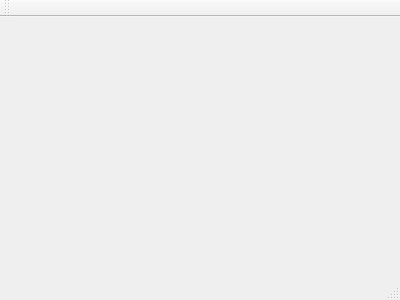
Before: the Qt Designer form mainwindow.ui in lsy1599/filetransfer, drawn with Qt 5.
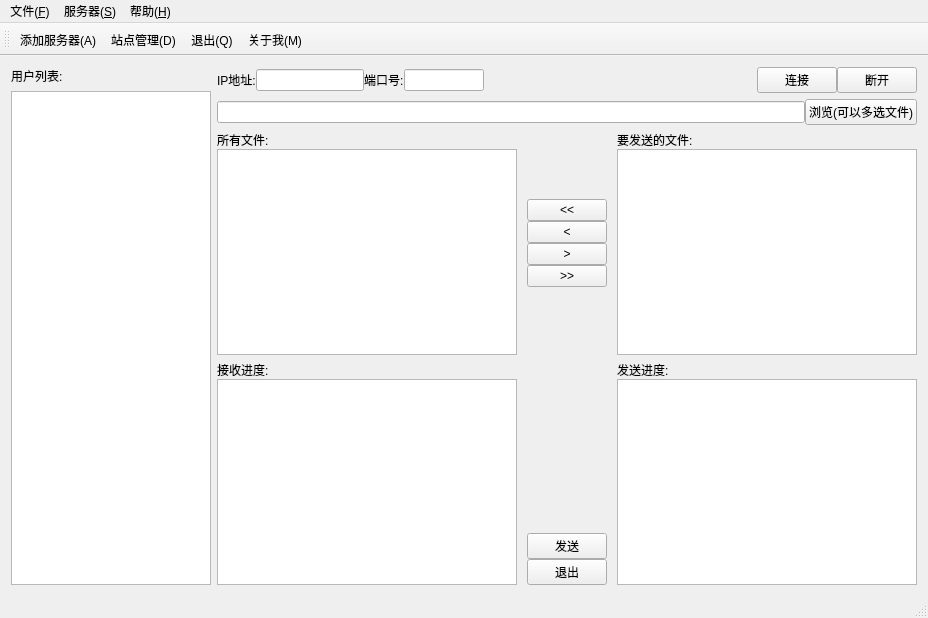
After: the same form once the commit is applied.

Commit message: 布局好了页面

Diff of the .ui file:
```diff
--- a/mainwindow.ui
+++ b/mainwindow.ui
@@ -1,24 +1,409 @@
 <ui version="4.0">
  <class>MainWindow</class>
- <widget class="QMainWindow" name="MainWindow" >
-  <property name="geometry" >
+ <widget class="QMainWindow" name="MainWindow">
+  <property name="geometry">
    <rect>
     <x>0</x>
     <y>0</y>
-    <width>400</width>
-    <height>300</height>
+    <width>928</width>
+    <height>618</height>
    </rect>
   </property>
   <property name="windowTitle" >
    <string>MainWindow</string>
   </property>
-  <widget class="QMenuBar" name="menuBar" />
-  <widget class="QToolBar" name="mainToolBar" />
-  <widget class="QWidget" name="centralWidget" />
-  <widget class="QStatusBar" name="statusBar" />
+  <widget class="QWidget" name="centralWidget">
+   <layout class="QGridLayout" name="gridLayout">
+    <item row="0" column="0">
+     <layout class="QHBoxLayout" name="horizontalLayout_5">
+      <item>
+       <layout class="QVBoxLayout" name="verticalLayout_7">
+        <item>
+         <widget class="QLabel" name="label_7">
+          <property name="text">
+           <string>用户列表:</string>
+          </property>
+         </widget>
+        </item>
+        <item>
+         <widget class="QListWidget" name="listWidget_userList">
+          <property name="sizePolicy">
+           <sizepolicy hsizetype="Maximum" vsizetype="Expanding">
+            <horstretch>0</horstretch>
+            <verstretch>0</verstretch>
+           </sizepolicy>
+          </property>
+          <property name="maximumSize">
+           <size>
+            <width>200</width>
+            <height>16777215</height>
+           </size>
+          </property>
+         </widget>
+        </item>
+       </layout>
+      </item>
+      <item>
+       <layout class="QVBoxLayout" name="verticalLayout_8">
+        <item>
+         <layout class="QHBoxLayout" name="horizontalLayout">
+          <property name="spacing">
+           <number>0</number>
+          </property>
+          <item>
+           <widget class="QLabel" name="label">
+            <property name="text">
+             <string>IP地址:</string>
+            </property>
+           </widget>
+          </item>
+          <item>
+           <widget class="QLineEdit" name="lineEdit_ipAddr">
+            <property name="sizePolicy">
+             <sizepolicy hsizetype="Maximum" vsizetype="Fixed">
+              <horstretch>0</horstretch>
+              <verstretch>0</verstretch>
+             </sizepolicy>
+            </property>
+            <property name="maximumSize">
+             <size>
+              <width>400</width>
+              <height>16777215</height>
+             </size>
+            </property>
+           </widget>
+          </item>
+          <item>
+           <widget class="QLabel" name="label_2">
+            <property name="text">
+             <string>端口号:</string>
+            </property>
+           </widget>
+          </item>
+          <item>
+           <widget class="QLineEdit" name="lineEdit_port">
+            <property name="sizePolicy">
+             <sizepolicy hsizetype="Maximum" vsizetype="Fixed">
+              <horstretch>0</horstretch>
+              <verstretch>0</verstretch>
+             </sizepolicy>
+            </property>
+            <property name="minimumSize">
+             <size>
+              <width>0</width>
+              <height>0</height>
+             </size>
+            </property>
+            <property name="maximumSize">
+             <size>
+              <width>80</width>
+              <height>16777215</height>
+             </size>
+            </property>
+           </widget>
+          </item>
+          <item>
+           <spacer name="horizontalSpacer_3">
+            <property name="orientation">
+             <enum>Qt::Horizontal</enum>
+            </property>
+            <property name="sizeHint" stdset="0">
+             <size>
+              <width>40</width>
+              <height>20</height>
+             </size>
+            </property>
+           </spacer>
+          </item>
+          <item>
+           <widget class="QPushButton" name="pushButton_connect">
+            <property name="text">
+             <string>连接</string>
+            </property>
+           </widget>
+          </item>
+          <item>
+           <widget class="QPushButton" name="pushButton_disconnect">
+            <property name="text">
+             <string>断开</string>
+            </property>
+           </widget>
+          </item>
+         </layout>
+        </item>
+        <item>
+         <layout class="QHBoxLayout" name="horizontalLayout_4">
+          <property name="spacing">
+           <number>0</number>
+          </property>
+          <item>
+           <widget class="QLineEdit" name="lineEdit_3"/>
+          </item>
+          <item>
+           <widget class="QPushButton" name="pushButton_browse">
+            <property name="text">
+             <string>浏览(可以多选文件)</string>
+            </property>
+           </widget>
+          </item>
+         </layout>
+        </item>
+        <item>
+         <layout class="QHBoxLayout" name="horizontalLayout_2">
+          <property name="spacing">
+           <number>10</number>
+          </property>
+          <item>
+           <layout class="QVBoxLayout" name="verticalLayout_2">
+            <property name="spacing">
+             <number>0</number>
+            </property>
+            <item>
+             <widget class="QLabel" name="label_3">
+              <property name="text">
+               <string>所有文件:</string>
+              </property>
+             </widget>
+            </item>
+            <item>
+             <widget class="QListWidget" name="listWidget_allFIle"/>
+            </item>
+           </layout>
+          </item>
+          <item>
+           <layout class="QVBoxLayout" name="verticalLayout">
+            <property name="spacing">
+             <number>0</number>
+            </property>
+            <item>
+             <spacer name="verticalSpacer_2">
+              <property name="orientation">
+               <enum>Qt::Vertical</enum>
+              </property>
+              <property name="sizeHint" stdset="0">
+               <size>
+                <width>20</width>
+                <height>40</height>
+               </size>
+              </property>
+             </spacer>
+            </item>
+            <item>
+             <widget class="QPushButton" name="pushButton_popAll">
+              <property name="text">
+               <string>&lt;&lt;</string>
+              </property>
+             </widget>
+            </item>
+            <item>
+             <widget class="QPushButton" name="pushButton_popOne">
+              <property name="text">
+               <string>&lt;</string>
+              </property>
+             </widget>
+            </item>
+            <item>
+             <widget class="QPushButton" name="pushButton_pushOne">
+              <property name="text">
+               <string>&gt;</string>
+              </property>
+             </widget>
+            </item>
+            <item>
+             <widget class="QPushButton" name="pushButton_pushAll">
+              <property name="text">
+               <string>&gt;&gt;</string>
+              </property>
+             </widget>
+            </item>
+            <item>
+             <spacer name="verticalSpacer_3">
+              <property name="orientation">
+               <enum>Qt::Vertical</enum>
+              </property>
+              <property name="sizeHint" stdset="0">
+               <size>
+                <width>20</width>
+                <height>40</height>
+               </size>
+              </property>
+             </spacer>
+            </item>
+           </layout>
+          </item>
+          <item>
+           <layout class="QVBoxLayout" name="verticalLayout_3">
+            <property name="spacing">
+             <number>0</number>
+            </property>
+            <item>
+             <widget class="QLabel" name="label_4">
+              <property name="text">
+               <string>要发送的文件:</string>
+              </property>
+             </widget>
+            </item>
+            <item>
+             <widget class="QListWidget" name="listWidget_readyToSend"/>
+            </item>
+           </layout>
+          </item>
+         </layout>
+        </item>
+        <item>
+         <layout class="QHBoxLayout" name="horizontalLayout_3">
+          <property name="spacing">
+           <number>10</number>
+          </property>
+          <item>
+           <layout class="QVBoxLayout" name="verticalLayout_4">
+            <property name="spacing">
+             <number>0</number>
+            </property>
+            <item>
+             <widget class="QLabel" name="label_5">
+              <property name="text">
+               <string>接收进度:</string>
+              </property>
+             </widget>
+            </item>
+            <item>
+             <widget class="QListWidget" name="listWidget_recvStatus"/>
+            </item>
+           </layout>
+          </item>
+          <item>
+           <layout class="QVBoxLayout" name="verticalLayout_6">
+            <property name="spacing">
+             <number>0</number>
+            </property>
+            <item>
+             <spacer name="verticalSpacer">
+              <property name="orientation">
+               <enum>Qt::Vertical</enum>
+              </property>
+              <property name="sizeHint" stdset="0">
+               <size>
+                <width>20</width>
+                <height>40</height>
+               </size>
+              </property>
+             </spacer>
+            </item>
+            <item>
+             <widget class="QPushButton" name="pushButton_send">
+              <property name="text">
+               <string>发送</string>
+              </property>
+             </widget>
+            </item>
+            <item>
+             <widget class="QPushButton" name="pushButton_exit">
+              <property name="text">
+               <string>退出</string>
+              </property>
+             </widget>
+            </item>
+           </layout>
+          </item>
+          <item>
+           <layout class="QVBoxLayout" name="verticalLayout_5">
+            <property name="spacing">
+             <number>0</number>
+            </property>
+            <item>
+             <widget class="QLabel" name="label_6">
+              <property name="text">
+               <string>发送进度:</string>
+              </property>
+             </widget>
+            </item>
+            <item>
+             <widget class="QListWidget" name="listWidget_sendStatus"/>
+            </item>
+           </layout>
+          </item>
+         </layout>
+        </item>
+       </layout>
+      </item>
+     </layout>
+    </item>
+   </layout>
+  </widget>
+  <widget class="QMenuBar" name="menuBar">
+   <property name="geometry">
+    <rect>
+     <x>0</x>
+     <y>0</y>
+     <width>928</width>
+     <height>25</height>
+    </rect>
+   </property>
+   <widget class="QMenu" name="menu_F">
+    <property name="title">
+     <string>文件(&amp;F)</string>
+    </property>
+    <addaction name="action"/>
+    <addaction name="action_Q"/>
+   </widget>
+   <widget class="QMenu" name="menu_S">
+    <property name="title">
+     <string>服务器(&amp;S)</string>
+    </property>
+    <addaction name="action_D"/>
+   </widget>
+   <widget class="QMenu" name="menu_H">
+    <property name="title">
+     <string>帮助(&amp;H)</string>
+    </property>
+    <addaction name="action_M"/>
+    <addaction name="action_QT_Q"/>
+   </widget>
+   <addaction name="menu_F"/>
+   <addaction name="menu_S"/>
+   <addaction name="menu_H"/>
+  </widget>
+  <widget class="QToolBar" name="mainToolBar">
+   <attribute name="toolBarArea">
+    <enum>TopToolBarArea</enum>
+   </attribute>
+   <attribute name="toolBarBreak">
+    <bool>false</bool>
+   </attribute>
+   <addaction name="action"/>
+   <addaction name="action_D"/>
+   <addaction name="action_Q"/>
+   <addaction name="action_M"/>
+  </widget>
+  <widget class="QStatusBar" name="statusBar"/>
+  <action name="action">
+   <property name="text">
+    <string>添加服务器(&amp;A)</string>
+   </property>
+  </action>
+  <action name="action_Q">
+   <property name="text">
+    <string>退出(&amp;Q)</string>
+   </property>
+  </action>
+  <action name="action_D">
+   <property name="text">
+    <string>站点管理(&amp;D)</string>
+   </property>
+  </action>
+  <action name="action_M">
+   <property name="text">
+    <string>关于我(&amp;M)</string>
+   </property>
+  </action>
+  <action name="action_QT_Q">
+   <property name="text">
+    <string>关于QT(&amp;Q)</string>
+   </property>
+  </action>
  </widget>
- <layoutDefault spacing="6" margin="11" />
- <pixmapfunction></pixmapfunction>
+ <layoutdefault spacing="6" margin="11"/>
  <resources/>
  <connections/>
 </ui>
```
Left out of the diff: 3 changed lines with no effect on the pictures. The commit also changes 3 other files.
